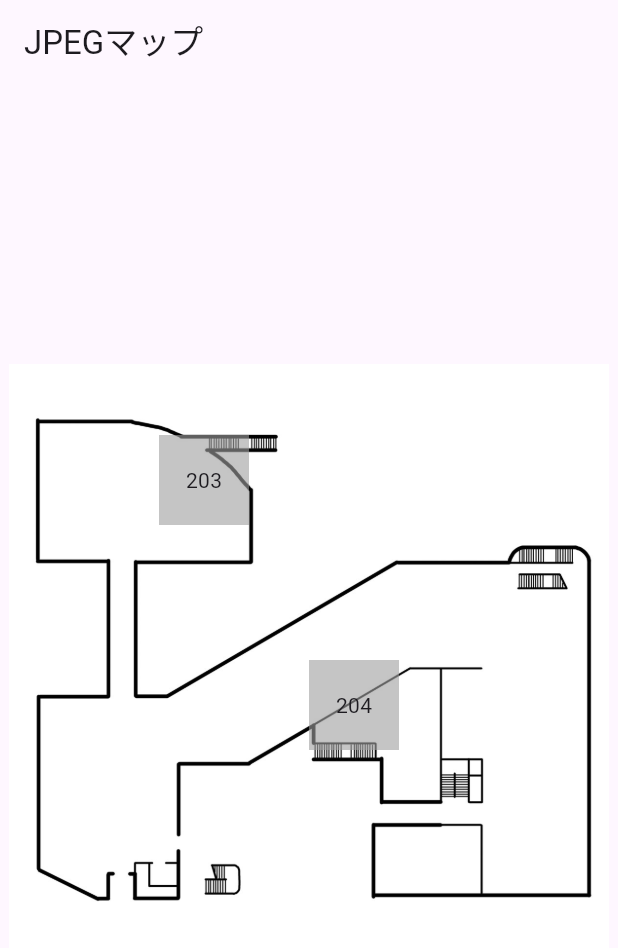
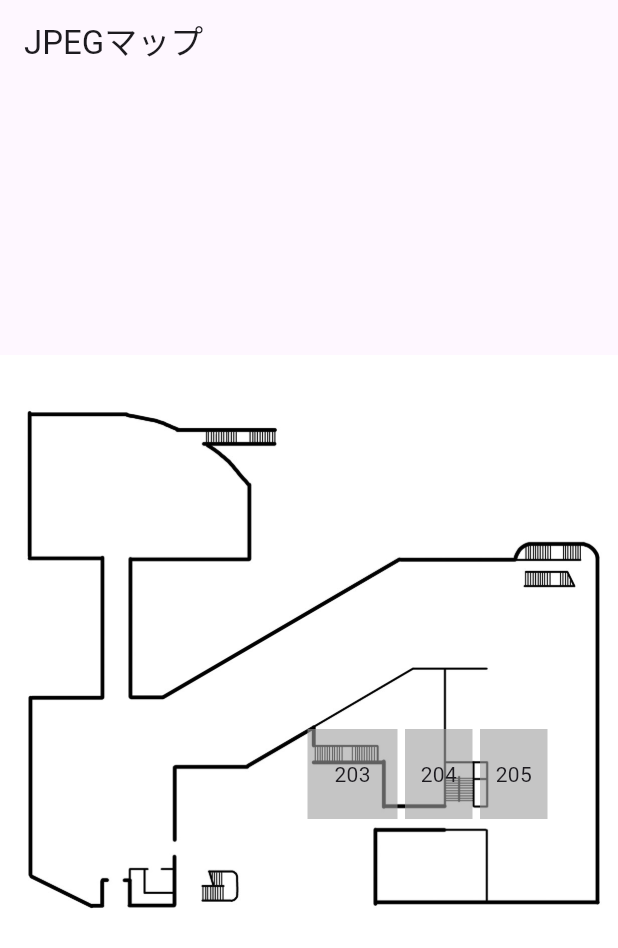
Before and after one commit to un-frozen-deaf/NTUT_Dotto_test, a Flutter app: the screen it shows after launch, on a phone screen of 412 x 824 dp. Shown: the top 948 px of the screen. Run offline on Flutter 3.47's test engine with Material 3 defaults, Android fonts, the phone set to English and light mode, and no system bars.

Commit message:
fix room position

```diff
--- a/test_1/lib/main.dart
+++ b/test_1/lib/main.dart
@@ -24,6 +24,7 @@ class _JpegMapScreenState extends State<JpegMapScreen> {
   final Map<String, Color> roomColors = {
     'room203': Colors.grey,
     'room204': Colors.grey,
+    'room205': Colors.grey,
   };
 
   Offset? tapPosition;
@@ -55,8 +56,8 @@ class _JpegMapScreenState extends State<JpegMapScreen> {
             children: [
               Image.asset(
                 'assets/map-2F.jpeg',
-                width: 400,
-                height: 600,
+                width: 900,
+                height: 1350,
                 fit: BoxFit.contain,
               ),
 
@@ -77,8 +78,8 @@ class _JpegMapScreenState extends State<JpegMapScreen> {
 
               // 部屋1
               Positioned(
-                left: 100,
-                top: 150,
+                left: 205,
+                top: 430,
                 child: GestureDetector(
                   onTap: () => _onRoomTapped('room203'),
                   child: Container(
@@ -92,18 +93,34 @@ class _JpegMapScreenState extends State<JpegMapScreen> {
 
               // 部屋2
               Positioned(
-                left: 200,
-                top: 300,
+                left: 270,
+                top: 430,
                 child: GestureDetector(
                   onTap: () => _onRoomTapped('room204'),
                   child: Container(
-                    width: 60,
+                    width: 45,
                     height: 60,
                     color: roomColors['room204']!.withOpacity(0.6),
                     child: const Center(child: Text('204')),
                   ),
                 ),
               ),
+
+              // 部屋3
+              Positioned(
+                left: 320,
+                top: 430,
+                child: GestureDetector(
+                  onTap: () => _onRoomTapped('room205'),
+                  child: Container(
+                    width: 45,
+                    height: 60,
+                    color: roomColors['room205']!.withOpacity(0.6),
+                    child: const Center(child: Text('205')),
+                  ),
+                ),
+              ),
+
             ],
           ),
         ),
```
